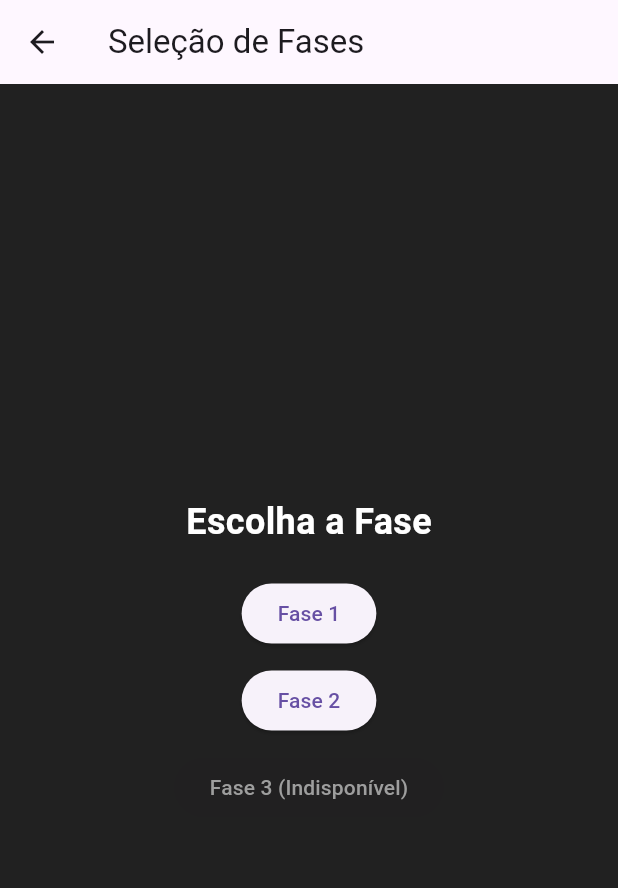
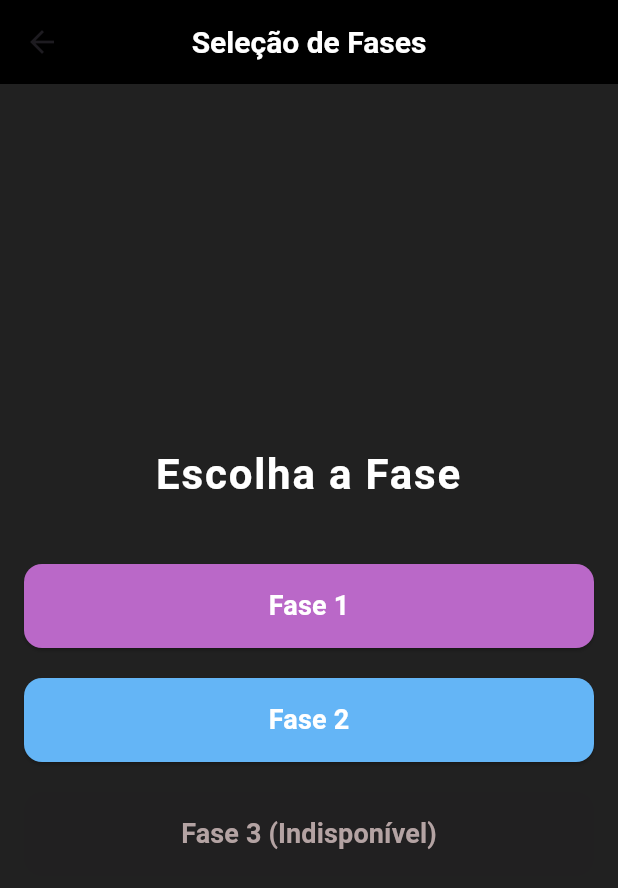
Before and after one commit to Organizacao-Tributo-Victor-Guimaraes/projeto_teclearn_flutter_2, a Flutter app: the screen it shows after launch, after a tap on "Entrar", on a phone screen of 412 x 824 dp. Shown: the top 888 px of the screen. Run offline on Flutter 3.47's test engine with Material 3 defaults, Android fonts, the phone set to English and light mode, and no system bars.

Commit message:
[feat]: Estilizando tela de login
mudanças para acrescentar icones, botões melhor visualizados, retirada do titulo acima da tela.

```diff
--- a/projeto_teclearn_flutter/lib/seletorfase.dart
+++ b/projeto_teclearn_flutter/lib/seletorfase.dart
@@ -9,20 +9,36 @@ class SeletorFase extends StatelessWidget {
   Widget build(BuildContext context) {
     return Scaffold(
       appBar: AppBar(
-        title: const Text('Seleção de Fases'),
+        backgroundColor: Colors.black,
+        title: const Text(
+          'Seleção de Fases',
+          style: TextStyle(
+            fontSize: 20,
+            fontWeight: FontWeight.bold,
+            color: Colors.white,
+          ),
+        ),
+        centerTitle: true,
       ),
       backgroundColor: Colors.grey.shade900,
-      body: Center(
+      body: Padding(
+        padding: const EdgeInsets.symmetric(horizontal: 16.0),
         child: Column(
           mainAxisAlignment: MainAxisAlignment.center,
+          crossAxisAlignment: CrossAxisAlignment.stretch,
           children: [
             const Text(
               'Escolha a Fase',
-              style: TextStyle(fontSize: 24,
-              fontWeight: FontWeight.bold,
-              color: Colors.white),
+              textAlign: TextAlign.center,
+              style: TextStyle(
+                fontSize: 28,
+                fontWeight: FontWeight.bold,
+                color: Colors.white,
+                letterSpacing: 1.2,
+              ),
             ),
-            const SizedBox(height: 20),
+            const SizedBox(height: 40),
+
             ElevatedButton(
               onPressed: () {
                 Navigator.pushReplacement(
@@ -30,9 +46,24 @@ class SeletorFase extends StatelessWidget {
                   MaterialPageRoute(builder: (context) => const QuizPage()),
                 );
               },
-              child: const Text('Fase 1'),
+              style: ElevatedButton.styleFrom(
+                backgroundColor: Colors.purple.shade300,
+                padding: const EdgeInsets.symmetric(vertical: 15),
+                shape: RoundedRectangleBorder(
+                  borderRadius: BorderRadius.circular(12),
+                ),
+              ),
+              child: const Text(
+                'Fase 1',
+                style: TextStyle(
+                  fontSize: 18,
+                  fontWeight: FontWeight.w600,
+                  color: Colors.white,
+                ),
+              ),
             ),
-            const SizedBox(height: 10),
+            const SizedBox(height: 20),
+
             ElevatedButton(
               onPressed: () {
                 Navigator.pushReplacement(
@@ -40,17 +71,39 @@ class SeletorFase extends StatelessWidget {
                   MaterialPageRoute(builder: (context) => const Fase2Page()),
                 );
               },
-              child: const Text('Fase 2'),
+              style: ElevatedButton.styleFrom(
+                backgroundColor: Colors.blue.shade300,
+                padding: const EdgeInsets.symmetric(vertical: 15),
+                shape: RoundedRectangleBorder(
+                  borderRadius: BorderRadius.circular(12),
+                ),
+              ),
+              child: const Text(
+                'Fase 2',
+                style: TextStyle(
+                  fontSize: 18,
+                  fontWeight: FontWeight.w600,
+                  color: Colors.white,
+                ),
+              ),
             ),
-            const SizedBox(height: 10),
+            const SizedBox(height: 20),
             ElevatedButton(
               onPressed: null,
               style: ElevatedButton.styleFrom(
-                backgroundColor: Colors.grey.shade300,
-              ), // Desabilitado
+                backgroundColor: Colors.grey.shade700,
+                padding: const EdgeInsets.symmetric(vertical: 15),
+                shape: RoundedRectangleBorder(
+                  borderRadius: BorderRadius.circular(12),
+                ),
+              ),
               child: const Text(
                 'Fase 3 (Indisponível)',
-                style: TextStyle(color: Colors.grey),
+                style: TextStyle(
+                  fontSize: 18,
+                  fontWeight: FontWeight.w600,
+                  color: Color.fromARGB(255, 180, 163, 163),
+                ),
               ),
             ),
           ],
--- a/projeto_teclearn_flutter/lib/telalogin.dart
+++ b/projeto_teclearn_flutter/lib/telalogin.dart
@@ -7,42 +7,116 @@
   @override
   Widget build(BuildContext context) {
     return Scaffold(
-      appBar: AppBar(
-        title: const Text('Tela de Login'),
-      ),
       backgroundColor: Colors.grey.shade900,
-      body: Padding(
+      body: Center(
+        child: SingleChildScrollView(
           padding: const EdgeInsets.all(16.0),
           child: Column(
             mainAxisAlignment: MainAxisAlignment.center,
             crossAxisAlignment: CrossAxisAlignment.stretch,
             children: [
-            const TextField(
-              decoration: InputDecoration(
-                labelText: 'Usuário',
-                border: OutlineInputBorder(),
+              // Logo ou Ícone do App
+              const CircleAvatar(
+                radius: 50,
+                backgroundColor: Colors.white,
+                child: Icon(
+                  Icons.person,
+                  size: 50,
+                  color: Colors.grey,
+                ),
+              ),
+              const SizedBox(height: 20),
+              const Text(
+                'Bem-vindo ao Teclearn!',
+                textAlign: TextAlign.center,
+                style: TextStyle(
+                  fontSize: 24,
+                  fontWeight: FontWeight.bold,
+                  color: Colors.white,
                 ),
               ),
               const SizedBox(height: 10),
-            const TextField(
+              const Text(
+                'Faça login para continuar e começar o seu aprendizado',
+                textAlign: TextAlign.center,
+                style: TextStyle(
+                  fontSize: 16,
+                  color: Colors.white70,
+                ),
+              ),
+              const SizedBox(height: 30),
+
+              // Campo de Usuário
+              TextField(
+                decoration: InputDecoration(
+                  labelText: 'Usuário',
+                  labelStyle: const TextStyle(color: Colors.white70),
+                  filled: true,
+                  fillColor: Colors.grey.shade800,
+                  border: OutlineInputBorder(
+                    borderRadius: BorderRadius.circular(10),
+                    borderSide: BorderSide.none,
+                  ),
+                  prefixIcon: const Icon(Icons.person, color: Colors.white70),
+                ),
+                style: const TextStyle(color: Colors.white),
+              ),
+              const SizedBox(height: 10),
+
+              // Campo de Senha
+              TextField(
                 obscureText: true,
                 decoration: InputDecoration(
                   labelText: 'Senha',
-                border: OutlineInputBorder(),
+                  labelStyle: const TextStyle(color: Colors.white70),
+                  filled: true,
+                  fillColor: Colors.grey.shade800,
+                  border: OutlineInputBorder(
+                    borderRadius: BorderRadius.circular(10),
+                    borderSide: BorderSide.none,
                   ),
+                  prefixIcon: const Icon(Icons.lock, color: Colors.white70),
+                ),
+                style: const TextStyle(color: Colors.white),
               ),
               const SizedBox(height: 20),
+
+              // Botão de Login
               ElevatedButton(
                 onPressed: () {
                   // Navegar para a tela de seleção de fases
                   Navigator.push(
                     context,
-                  MaterialPageRoute(builder: (context) => const SeletorFase()),
+                    MaterialPageRoute(
+                        builder: (context) => const SeletorFase()),
                   );
                 },
-              child: const Text('Entrar'),
+                style: ElevatedButton.styleFrom(
+                  padding: const EdgeInsets.symmetric(vertical: 16),
+                  shape: RoundedRectangleBorder(
+                    borderRadius: BorderRadius.circular(10),
+                  ),
+                  backgroundColor: Colors.deepPurple,
+                ),
+                child: const Text(
+                  'Entrar',
+                  style: TextStyle(fontSize: 18, color: Colors.white),
+                ),
+              ),
+              const SizedBox(height: 10),
+
+              // Texto "Esqueceu sua senha?"
+              TextButton(
+                onPressed: () {
+                  // Ação para recuperar senha (opcional)
+                },
+                child: const Text(
+                  'Esqueceu sua senha?',
+                  style: TextStyle(color: Colors.white70),
+                ),
               ),
             ],
+          ),
         ),
       ),
     );
```
Lines whose indentation alone changed are shown as unchanged.
